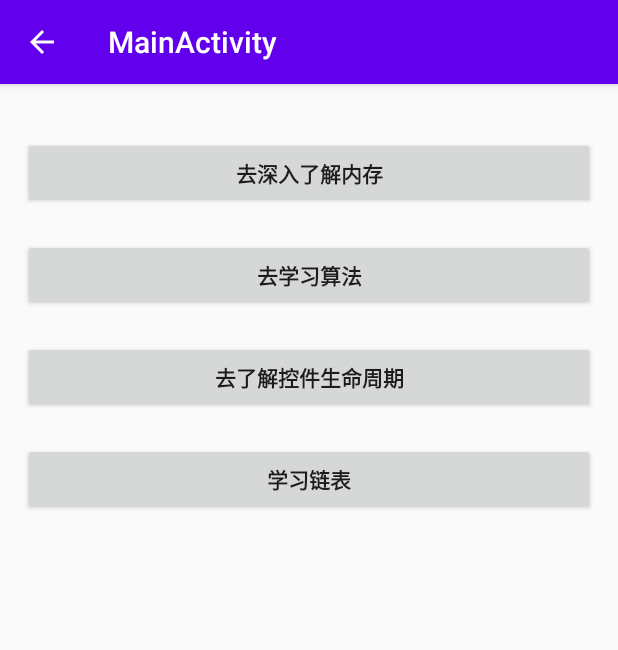
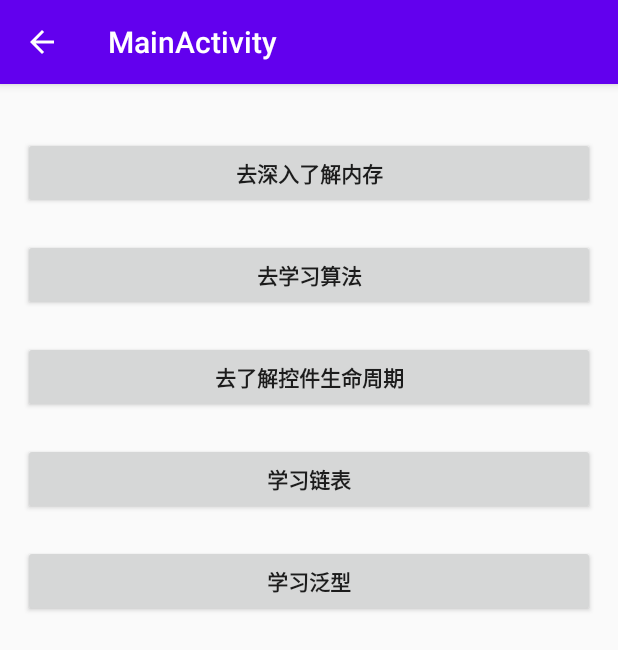
Before and after one commit to kingkong-li/lifechange, an Android app: the screen it shows after launch (TestListOperationActivity), after a tap on "学习链表", on a phone screen of 412 x 824 dp. Shown: the top 650 px of the screen. Run offline under Robolectric (Android 15) with nearby library versions, the phone set to English and light mode, and no system bars.

Commit message:
【添加 泛型的知识】

```diff
--- a/lifechange/app/src/main/AndroidManifest.xml
+++ b/lifechange/app/src/main/AndroidManifest.xml
@@ -10,7 +10,8 @@
         android:roundIcon="@mipmap/ic_launcher_round"
         android:supportsRtl="true"
         android:theme="@style/AppTheme">
-        <activity android:name=".algorithm.AlgorithmMainActivity"></activity>
+        <activity android:name=".generics.TestGenericsActivity"></activity>
+        <activity android:name=".algorithm.AlgorithmMainActivity" />
         <activity android:name=".algorithm.struct.listoperation.TestListOperationActivity" />
         <activity android:name=".ui.TestDialogLifecycleActivity" />
         <activity android:name=".algorithm.struct.MapUseActivity" />
--- a/lifechange/app/src/main/java/com/jingang/lifechange/MainActivity.java
+++ b/lifechange/app/src/main/java/com/jingang/lifechange/MainActivity.java
@@ -10,6 +10,7 @@ import android.widget.Button;
 import com.jingang.lifechange.algorithm.AlgorithmMainActivity;
 import com.jingang.lifechange.algorithm.struct.listoperation.TestListOperationActivity;
 import com.jingang.lifechange.base.BaseActivity;
+import com.jingang.lifechange.generics.TestGenericsActivity;
 import com.jingang.lifechange.memory.LeakDemoActivity;
 import com.jingang.lifechange.ui.TestDialogLifecycleActivity;
 
@@ -51,12 +52,21 @@ public class MainActivity extends BaseActivity {
                 MainActivity.this.startActivity(intent);
             }
         });
-        Button button5=findViewById(R.id.bt_learn_list);
+        Button button4=findViewById(R.id.bt_learn_list);
+        button4.setOnClickListener(new View.OnClickListener() {
+            @Override
+            public void onClick(View v) {
+                Intent intent=new Intent();
+                intent.setClass(MainActivity.this, TestListOperationActivity.class);
+                MainActivity.this.startActivity(intent);
+            }
+        });
+        Button button5=findViewById(R.id.bt_learn_generics);
         button5.setOnClickListener(new View.OnClickListener() {
             @Override
             public void onClick(View v) {
                 Intent intent=new Intent();
-                intent.setClass(MainActivity.this, TestListOperationActivity.class);
+                intent.setClass(MainActivity.this, TestGenericsActivity.class);
                 MainActivity.this.startActivity(intent);
             }
         });
--- a/lifechange/app/src/main/res/layout/activity_main.xml
+++ b/lifechange/app/src/main/res/layout/activity_main.xml
@@ -40,5 +40,13 @@
         android:id="@+id/bt_learn_list"
         android:textStyle="bold"
         android:text="学习链表" />
+    <Button
+        android:layout_marginTop="20dp"
+        android:paddingHorizontal="15dp"
+        android:layout_width="match_parent"
+        android:layout_height="wrap_content"
+        android:id="@+id/bt_learn_generics"
+        android:textStyle="bold"
+        android:text="学习泛型" />
 
 </LinearLayout>
```
Also changed, not shown: lifechange/app/src/main/java/com/jingang/lifechange/generics/BaseGenericClass.java (added, +16 -0 lines), lifechange/app/src/main/java/com/jingang/lifechange/generics/DemoClass.java (added, +16 -0 lines), lifechange/app/src/main/java/com/jingang/lifechange/generics/TestGenericsActivity.java (added, +62 -0 lines), lifechange/app/src/main/res/layout/activity_test_generics.xml (added, +9 -0 lines).
